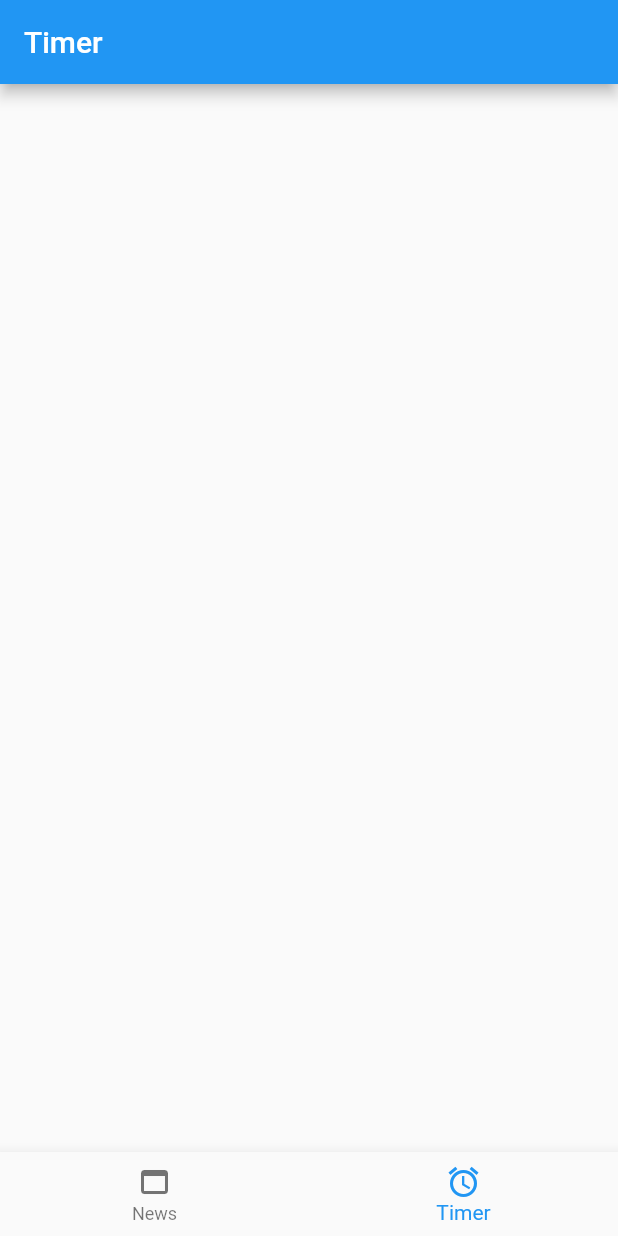
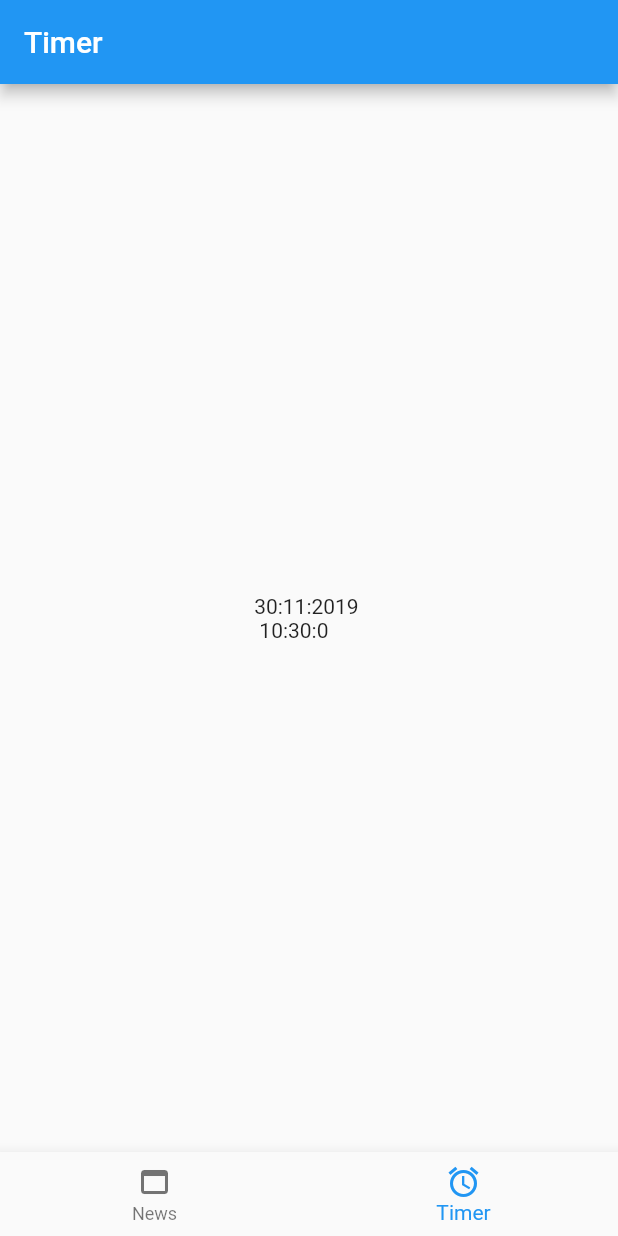
Before and after one commit to Ddarkbooked/HLACountdown, a Flutter app: the first screen one second after launch, on a phone screen of 412 x 824 dp. Run offline on Flutter 3.47's test engine with Material 2 defaults, Android fonts, the phone set to English and light mode, and no system bars.

Commit message:
Showing time on Timer layout.

```diff
--- a/lib/timer_widget.dart
+++ b/lib/timer_widget.dart
@@ -1,12 +1,58 @@
+import 'dart:async';
+
 import 'package:flutter/material.dart';
 
-class TimerWidget extends StatelessWidget {
+class TimerWidget extends StatefulWidget {
+  @override
+  _TimerWidgetState createState() => _TimerWidgetState();
+}
+
+class _TimerWidgetState extends State<TimerWidget> {
+  String v;
+
+  final startTime = DateTime.now();
+  final endTime = DateTime(2020, 3, 30);
+
   @override
   Widget build(BuildContext context) => MaterialApp(
         home: Scaffold(
           appBar: AppBar(
             title: Text('Timer'),
           ),
+          body: RopSayac(),
         ),
       );
 }
+
+class RopSayac extends StatefulWidget {
+  _RopSayacState createState() => _RopSayacState();
+}
+
+class _RopSayacState extends State<RopSayac> {
+  String _now;
+
+  @override
+  void initState() {
+    super.initState();
+
+    // sets first value
+    _now = DateTime.now().second.toString();
+
+    // defines a timer
+    Timer.periodic(Duration(seconds: 1), (Timer t) {
+      setState(() {
+        _now = DateTime.now().second.toString();
+      });
+    });
+  }
+
+  @override
+  Widget build(BuildContext context) {
+    return Container(
+      child: Center(
+        child: Text(
+            '${DateTime.now().day.toString()}:${DateTime.now().month.toString()}:${DateTime.now().year.toString()} \n ${DateTime.now().hour.toString()}:${DateTime.now().minute.toString()}:${DateTime.now().second.toString()}'),
+      ),
+    );
+  }
+}
--- a/pubspec.yaml
+++ b/pubspec.yaml
@@ -19,6 +19,7 @@ environment:
 dependencies:
   flutter:
     sdk: flutter
+  timer_builder: ^1.3.0
 
   # The following adds the Cupertino Icons font to your application.
   # Use with the CupertinoIcons class for iOS style icons.
```
Also changed, not shown: pubspec.lock.
